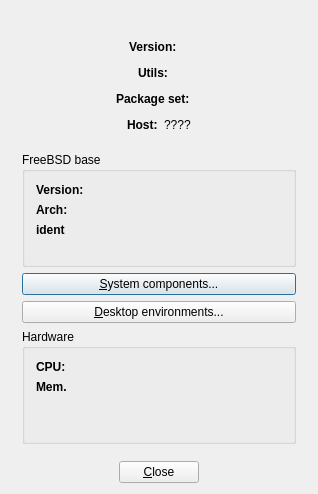
Qt form src-qt5/about-gui/mainwindow.ui (trueos/pcbsd) before a commit.
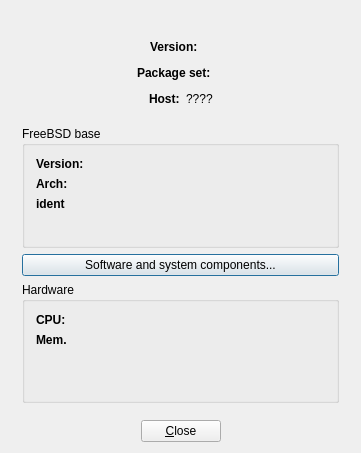
The same form after that commit. Icons and pictures are not drawn.

Commit message: About UI reworked: 1. Remove old pre pkgng code 2. Reorganized UI 3. Now app displays versions not only for desktops but also for video stack components and drivers, toolkits and other

Diff of the .ui file:
```diff
--- a/src-qt5/about-gui/mainwindow.ui
+++ b/src-qt5/about-gui/mainwindow.ui
@@ -6,8 +6,8 @@
    <rect>
     <x>0</x>
     <y>0</y>
-    <width>318</width>
-    <height>494</height>
+    <width>361</width>
+    <height>453</height>
    </rect>
   </property>
   <property name="windowTitle">
@@ -17,8 +17,8 @@
    <iconset resource="about-gui.qrc">
     <normaloff>:/about.png</normaloff>:/about.png</iconset>
   </property>
-  <layout class="QGridLayout" name="gridLayout_2">
-   <item row="0" column="0" colspan="2">
+  <layout class="QVBoxLayout" name="verticalLayout">
+   <item>
     <layout class="QHBoxLayout" name="horizontalLayout_7">
      <item>
       <spacer name="horizontalSpacer_11">
@@ -67,7 +67,7 @@
      </item>
     </layout>
    </item>
-   <item row="1" column="0" rowspan="2" colspan="2">
+   <item>
     <layout class="QHBoxLayout" name="horizontalLayout_2">
      <item>
       <spacer name="horizontalSpacer_3">
@@ -121,7 +121,64 @@
      </item>
     </layout>
    </item>
-   <item row="5" column="0" colspan="2">
+   <item>
+    <layout class="QHBoxLayout" name="horizontalLayout_8">
+     <item>
+      <spacer name="horizontalSpacer_13">
+       <property name="orientation">
+        <enum>Qt::Horizontal</enum>
+       </property>
+       <property name="sizeHint" stdset="0">
+        <size>
+         <width>40</width>
+         <height>20</height>
+        </size>
+       </property>
+      </spacer>
+     </item>
+     <item>
+      <widget class="QLabel" name="label_7">
+       <property name="font">
+        <font>
+         <weight>75</weight>
+         <bold>true</bold>
+         <underline>false</underline>
+        </font>
+       </property>
+       <property name="text">
+        <string>Package set:</string>
+       </property>
+      </widget>
+     </item>
+     <item>
+      <widget class="QLabel" name="PkgSetLabel">
+       <property name="font">
+        <font>
+         <weight>50</weight>
+         <bold>false</bold>
+        </font>
+       </property>
+       <property name="text">
+        <string/>
+       </property>
+      </widget>
+     </item>
+     <item>
+      <spacer name="horizontalSpacer_14">
+       <property name="orientation">
+        <enum>Qt::Horizontal</enum>
+       </property>
+       <property name="sizeHint" stdset="0">
+        <size>
+         <width>40</width>
+         <height>20</height>
+        </size>
+       </property>
+      </spacer>
+     </item>
+    </layout>
+   </item>
+   <item>
     <layout class="QHBoxLayout" name="horizontalLayout_4">
      <item>
       <spacer name="horizontalSpacer_7">
@@ -174,7 +231,7 @@
      </item>
     </layout>
    </item>
-   <item row="6" column="0" colspan="2">
+   <item>
     <widget class="QStackedWidget" name="MainStack">
      <property name="currentIndex">
       <number>0</number>
@@ -259,17 +316,10 @@
          </layout>
         </widget>
        </item>
-       <item>
-        <widget class="QPushButton" name="pushButton_2">
-         <property name="text">
-          <string>&amp;System components...</string>
-         </property>
-        </widget>
-       </item>
        <item>
         <widget class="QPushButton" name="pushButton">
          <property name="text">
-          <string>&amp;Desktop environments...</string>
+          <string>Software and system components...</string>
          </property>
         </widget>
        </item>
@@ -562,64 +612,7 @@
      </widget>
     </widget>
    </item>
-   <item row="4" column="0" colspan="2">
-    <layout class="QHBoxLayout" name="horizontalLayout_8">
-     <item>
-      <spacer name="horizontalSpacer_13">
-       <property name="orientation">
-        <enum>Qt::Horizontal</enum>
-       </property>
-       <property name="sizeHint" stdset="0">
-        <size>
-         <width>40</width>
-         <height>20</height>
-        </size>
-       </property>
-      </spacer>
-     </item>
-     <item>
-      <widget class="QLabel" name="label_7">
-       <property name="font">
-        <font>
-         <weight>75</weight>
-         <bold>true</bold>
-         <underline>false</underline>
-        </font>
-       </property>
-       <property name="text">
-        <string>Package set:</string>
-       </property>
-      </widget>
-     </item>
-     <item>
-      <widget class="QLabel" name="PkgSetLabel">
-       <property name="font">
-        <font>
-         <weight>50</weight>
-         <bold>false</bold>
-        </font>
-       </property>
-       <property name="text">
-        <string/>
-       </property>
-      </widget>
-     </item>
-     <item>
-      <spacer name="horizontalSpacer_14">
-       <property name="orientation">
-        <enum>Qt::Horizontal</enum>
-       </property>
-       <property name="sizeHint" stdset="0">
-        <size>
-         <width>40</width>
-         <height>20</height>
-        </size>
-       </property>
-      </spacer>
-     </item>
-    </layout>
-   </item>
-   <item row="7" column="0" colspan="2">
+   <item>
     <layout class="QHBoxLayout" name="horizontalLayout_5">
      <item>
       <spacer name="horizontalSpacer_9">
@@ -656,60 +649,6 @@
      </item>
     </layout>
    </item>
-   <item row="3" column="0" colspan="2">
-    <layout class="QGridLayout" name="gridLayout">
-     <item row="0" column="0">
-      <spacer name="horizontalSpacer_16">
-       <property name="orientation">
-        <enum>Qt::Horizontal</enum>
-       </property>
-       <property name="sizeHint" stdset="0">
-        <size>
-         <width>40</width>
-         <height>20</height>
-        </size>
-       </property>
-      </spacer>
-     </item>
-     <item row="0" column="1">
-      <widget class="QLabel" name="label_9">
-       <property name="font">
-        <font>
-         <weight>75</weight>
-         <bold>true</bold>
-         <underline>false</underline>
-        </font>
-       </property>
-       <property name="text">
-        <string>Utils:</string>
-       </property>
-      </widget>
-     </item>
-     <item row="0" column="2">
-      <widget class="QLabel" name="UtilsLabel">
-       <property name="text">
-        <string>&lt;Unknown&gt;</string>
-       </property>
-       <property name="textInteractionFlags">
-        <set>Qt::LinksAccessibleByMouse|Qt::TextSelectableByKeyboard|Qt::TextSelectableByMouse</set>
-       </property>
-      </widget>
-     </item>
-     <item row="0" column="3">
-      <spacer name="horizontalSpacer_17">
-       <property name="orientation">
-        <enum>Qt::Horizontal</enum>
-       </property>
-       <property name="sizeHint" stdset="0">
-        <size>
-         <width>40</width>
-         <height>20</height>
-        </size>
-       </property>
-      </spacer>
-     </item>
-    </layout>
-   </item>
   </layout>
  </widget>
  <layoutdefault spacing="6" margin="11"/>
```
Left out of the diff: 7 changed lines with no effect on the pictures. The commit also changes 2 other files.
